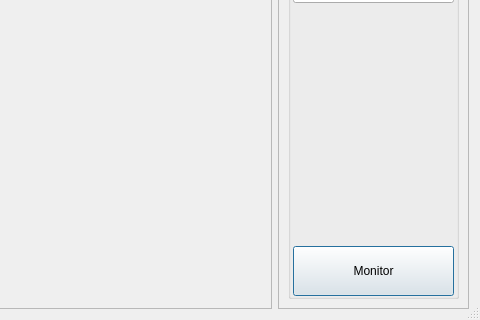
The window that ANNarchyUI/ui/MonitorUI.ui (founderznd/PycharmProjects) describes before a commit, drawn with Qt 5; both pictures show x 325 to 805 and y 150 to 470 of the 805 by 470 pixel window.
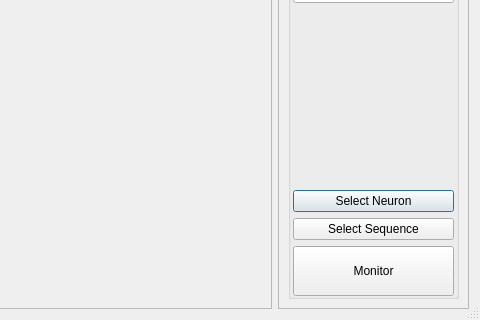
The same window after the commit. Custom widgets are drawn as their Qt base class.

What changed in the file:
```diff
--- a/ANNarchyUI/ui/MonitorUI.ui
+++ b/ANNarchyUI/ui/MonitorUI.ui
@@ -149,6 +149,20 @@
            </property>
           </spacer>
          </item>
+         <item>
+          <widget class="QPushButton" name="pushButton_SingleNeuron">
+           <property name="text">
+            <string>Select Neuron</string>
+           </property>
+          </widget>
+         </item>
+         <item>
+          <widget class="QPushButton" name="pushButton">
+           <property name="text">
+            <string>Select Sequence</string>
+           </property>
+          </widget>
+         </item>
          <item>
           <widget class="QPushButton" name="pushButton_monitor">
            <property name="minimumSize">
```
